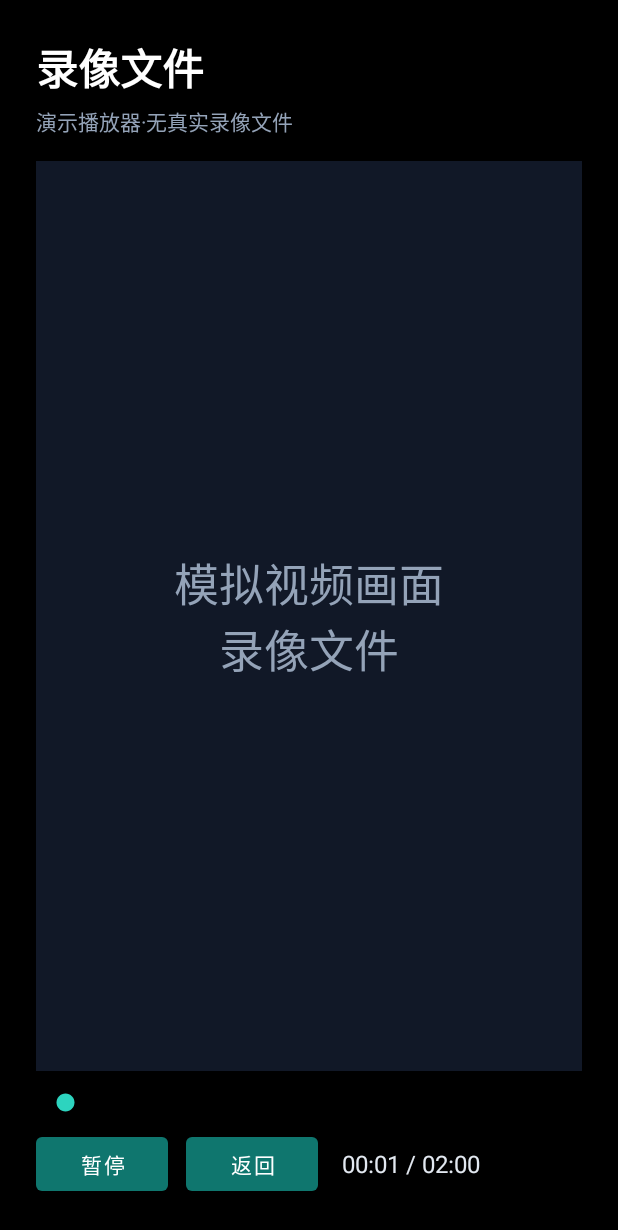
After one commit to 3171988184/AVMTest, an Android app: the PlaybackVideoActivity screen opened directly, with no data from a screen before it, on a phone screen of 412 x 824 dp. The commit adds this screen. Shown: the top 1230 px of the screen. Run offline under Robolectric (Android 15) with nearby library versions, the phone set to English and light mode, and no system bars.

Commit message:
Make playback page interactive with mock player and tabs

```diff
--- a/app/src/main/AndroidManifest.xml
+++ b/app/src/main/AndroidManifest.xml
@@ -13,6 +13,10 @@
         tools:targetApi="31">
 
         <activity
+            android:name=".PlaybackVideoActivity"
+            android:exported="false" />
+
+        <activity
             android:name=".PlaybackActivity"
             android:exported="false" />
 
--- a/app/src/main/java/com/example/avmtest/PlaybackListFragment.java
+++ b/app/src/main/java/com/example/avmtest/PlaybackListFragment.java
@@ -42,10 +42,8 @@ public class PlaybackListFragment extends Fragment {
 
     private List<String> mockNames() {
         List<String> names = new ArrayList<>();
-        for (int i = 0; i < profile.playbackCount * 6; i++) {
-            names.add(String.format("%s_%02d-%02d.mp4",
-                    profile.cameras.isEmpty() ? "cam" : profile.cameras.get(i % profile.cameras.size()).name,
-                    9 + (i / 6), 10 + (i % 6) * 3));
+        for (int i = 0; i < profile.playbackCount; i++) {
+            names.add(String.format("录像_%02d.mp4", i + 1));
         }
         return names;
     }
--- /dev/null
+++ b/app/src/main/java/com/example/avmtest/PlaybackVideoActivity.java
@@ -0,0 +1,75 @@
+package com.example.avmtest;
+
+import android.os.Bundle;
+import android.os.Handler;
+import android.os.Looper;
+import android.widget.Button;
+import android.widget.SeekBar;
+import android.widget.TextView;
+
+import androidx.appcompat.app.AppCompatActivity;
+
+public class PlaybackVideoActivity extends AppCompatActivity {
+
+    private final Handler handler = new Handler(Looper.getMainLooper());
+    private int progress = 0;
+    private boolean playing = true;
+
+    private final Runnable ticker = new Runnable() {
+        @Override
+        public void run() {
+            if (!playing) return;
+            progress = Math.min(100, progress + 1);
+            SeekBar seek = findViewById(R.id.seek_video);
+            seek.setProgress(progress);
+            updateTime(progress);
+            if (progress < 100) handler.postDelayed(this, 1000);
+        }
+    };
+
+    @Override
+    protected void onCreate(Bundle savedInstanceState) {
+        super.onCreate(savedInstanceState);
+        setContentView(R.layout.activity_playback_video);
+
+        String name = getIntent().getStringExtra("name");
+        if (name == null || name.isEmpty()) name = "录像文件";
+        ((TextView) findViewById(R.id.tv_video_name)).setText(name);
+        ((TextView) findViewById(R.id.tv_video_placeholder)).setText("模拟视频画面\n" + name);
+
+        SeekBar seek = findViewById(R.id.seek_video);
+        seek.setOnSeekBarChangeListener(new SeekBar.OnSeekBarChangeListener() {
+            @Override public void onProgressChanged(SeekBar seekBar, int value, boolean fromUser) {
+                if (fromUser) progress = value;
+            }
+            @Override public void onStartTrackingTouch(SeekBar seekBar) {}
+            @Override public void onStopTrackingTouch(SeekBar seekBar) {
+                updateTime(progress);
+            }
+        });
+
+        Button play = findViewById(R.id.btn_play_pause);
+        play.setOnClickListener(v -> {
+            playing = !playing;
+            play.setText(playing ? "暂停" : "播放");
+            if (playing) handler.post(ticker);
+        });
+        findViewById(R.id.btn_video_back).setOnClickListener(v -> finish());
+
+        updateTime(0);
+        handler.postDelayed(ticker, 1000);
+    }
+
+    private void updateTime(int p) {
+        int total = 120;
+        int sec = total * p / 100;
+        TextView time = findViewById(R.id.tv_video_time);
+        time.setText(String.format("%02d:%02d / %02d:%02d", sec / 60, sec % 60, total / 60, total % 60));
+    }
+
+    @Override
+    protected void onDestroy() {
+        super.onDestroy();
+        handler.removeCallbacksAndMessages(null);
+    }
+}
--- /dev/null
+++ b/app/src/main/res/layout/activity_playback_video.xml
@@ -0,0 +1,79 @@
+<?xml version="1.0" encoding="utf-8"?>
+<LinearLayout xmlns:android="http://schemas.android.com/apk/res/android"
+    android:layout_width="match_parent"
+    android:layout_height="match_parent"
+    android:background="#000000"
+    android:orientation="vertical"
+    android:padding="24dp">
+
+    <TextView
+        android:id="@+id/tv_video_name"
+        android:layout_width="match_parent"
+        android:layout_height="wrap_content"
+        android:textColor="#FFFFFF"
+        android:textSize="28sp"
+        android:textStyle="bold" />
+
+    <TextView
+        android:layout_width="match_parent"
+        android:layout_height="wrap_content"
+        android:layout_marginTop="4dp"
+        android:text="演示播放器·无真实录像文件"
+        android:textColor="#94A3B8"
+        android:textSize="14sp" />
+
+    <FrameLayout
+        android:layout_width="match_parent"
+        android:layout_height="0dp"
+        android:layout_marginTop="16dp"
+        android:layout_weight="1"
+        android:background="#111827">
+
+        <TextView
+            android:id="@+id/tv_video_placeholder"
+            android:layout_width="wrap_content"
+            android:layout_height="wrap_content"
+            android:layout_gravity="center"
+            android:gravity="center"
+            android:text="模拟视频画面"
+            android:textColor="#94A3B8"
+            android:textSize="30sp" />
+    </FrameLayout>
+
+    <SeekBar
+        android:id="@+id/seek_video"
+        android:layout_width="match_parent"
+        android:layout_height="wrap_content"
+        android:layout_marginTop="12dp"
+        android:max="100" />
+
+    <LinearLayout
+        android:layout_width="match_parent"
+        android:layout_height="wrap_content"
+        android:gravity="center_vertical"
+        android:orientation="horizontal"
+        android:paddingTop="8dp">
+
+        <Button
+            android:id="@+id/btn_play_pause"
+            android:layout_width="wrap_content"
+            android:layout_height="wrap_content"
+            android:text="暂停" />
+
+        <Button
+            android:id="@+id/btn_video_back"
+            android:layout_width="wrap_content"
+            android:layout_height="wrap_content"
+            android:layout_marginStart="12dp"
+            android:text="返回" />
+
+        <TextView
+            android:id="@+id/tv_video_time"
+            android:layout_width="wrap_content"
+            android:layout_height="wrap_content"
+            android:layout_marginStart="16dp"
+            android:text="00:00 / 02:00"
+            android:textColor="#E2E8F0"
+            android:textSize="16sp" />
+    </LinearLayout>
+</LinearLayout>
```
Also changed, not shown: app/src/main/java/com/example/avmtest/DemoTextFragment.java (added, +57 -0 lines), app/src/main/java/com/example/avmtest/PlaybackActivity.java (+13 -10 lines), app/src/main/java/com/example/avmtest/PlaybackAdapter.java (+5 -2 lines), app/src/main/java/com/example/avmtest/SwitchDemoFragment.java (added, +50 -0 lines), 4 other files.
